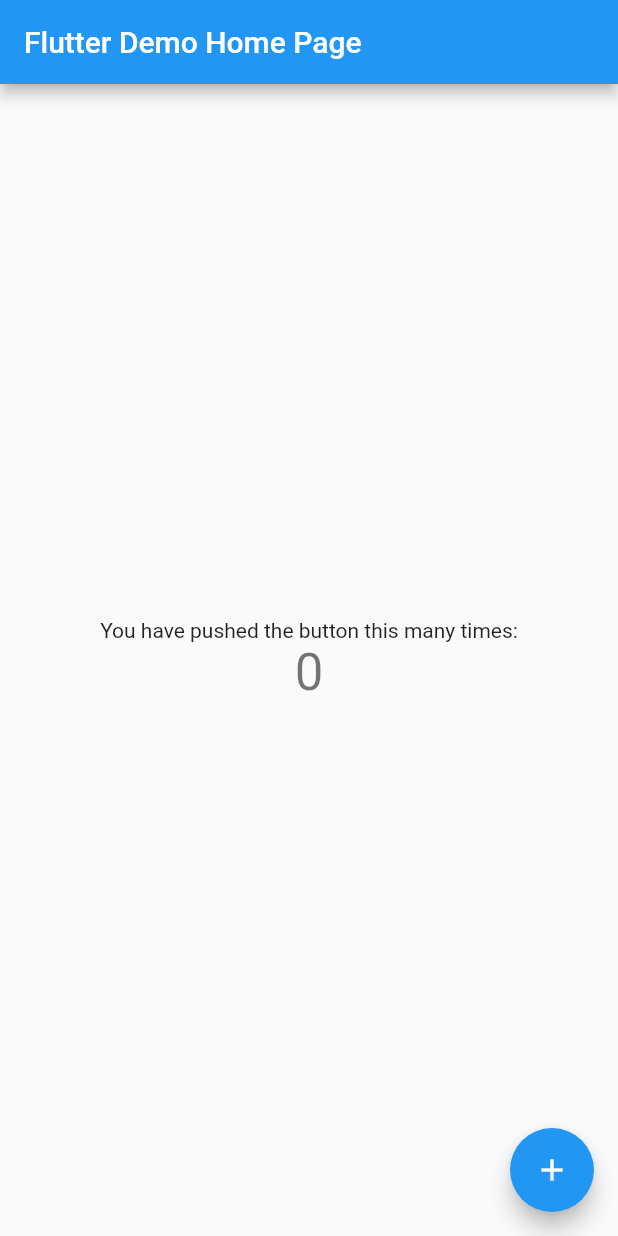
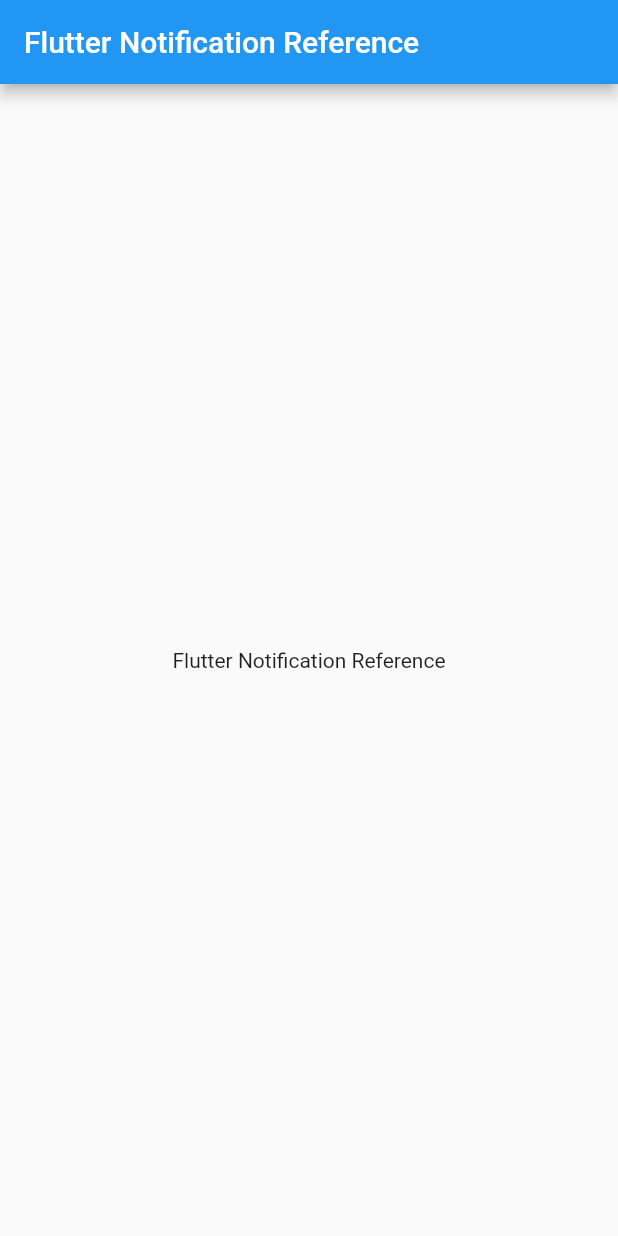
Before and after one commit to MohammedRahilAnsari/flutter_notifications, a Flutter app: the screen it shows after launch, on a phone screen of 412 x 824 dp. Run offline on Flutter 3.47's test engine with Material 2 defaults, Android fonts, the phone set to English and light mode, and no system bars; our stand-ins replace firebase_core, firebase_messaging; missing offline and left inert: app_settings; accounts and stored records are empty.

Commit message:
Added app_setting dependency which will handle notification permission, Added WidgetBinding in main.dart, Initialized firebase in main.dart, Added notification_service.dart class which is currently handling Notification permission in android and ios, Added function to fetch device token and refresh token.

```diff
--- a/lib/main.dart
+++ b/lib/main.dart
@@ -1,6 +1,13 @@
+import 'package:firebase_core/firebase_core.dart';
 import 'package:flutter/material.dart';
+import 'package:flutter_notification/screens/home_screen.dart';
 
-void main() {
+void main() async{
+  ///First we have to initialize widget binding
+  WidgetsFlutterBinding.ensureInitialized();
+
+  ///Initialize firebase and make this function async
+  await Firebase.initializeApp();
   runApp(const MyApp());
 }
 
@@ -11,105 +18,11 @@
   @override
   Widget build(BuildContext context) {
     return MaterialApp(
-      title: 'Flutter Demo',
+      title: 'Flutter Notification Reference',
       theme: ThemeData(
-        // This is the theme of your application.
-        //
-        // Try running your application with "flutter run". You'll see the
-        // application has a blue toolbar. Then, without quitting the app, try
-        // changing the primarySwatch below to Colors.green and then invoke
-        // "hot reload" (press "r" in the console where you ran "flutter run",
-        // or simply save your changes to "hot reload" in a Flutter IDE).
-        // Notice that the counter didn't reset back to zero; the application
-        // is not restarted.
         primarySwatch: Colors.blue,
       ),
-      home: const MyHomePage(title: 'Flutter Demo Home Page'),
+      home: const HomeScreen(),
     );
   }
 }
-
-class MyHomePage extends StatefulWidget {
-  const MyHomePage({super.key, required this.title});
-
-  // This widget is the home page of your application. It is stateful, meaning
-  // that it has a State object (defined below) that contains fields that affect
-  // how it looks.
-
-  // This class is the configuration for the state. It holds the values (in this
-  // case the title) provided by the parent (in this case the App widget) and
-  // used by the build method of the State. Fields in a Widget subclass are
-  // always marked "final".
-
-  final String title;
-
-  @override
-  State<MyHomePage> createState() => _MyHomePageState();
-}
-
-class _MyHomePageState extends State<MyHomePage> {
-  int _counter = 0;
-
-  void _incrementCounter() {
-    setState(() {
-      // This call to setState tells the Flutter framework that something has
-      // changed in this State, which causes it to rerun the build method below
-      // so that the display can reflect the updated values. If we changed
-      // _counter without calling setState(), then the build method would not be
-      // called again, and so nothing would appear to happen.
-      _counter++;
-    });
-  }
-
-  @override
-  Widget build(BuildContext context) {
-    // This method is rerun every time setState is called, for instance as done
-    // by the _incrementCounter method above.
-    //
-    // The Flutter framework has been optimized to make rerunning build methods
-    // fast, so that you can just rebuild anything that needs updating rather
-    // than having to individually change instances of widgets.
-    return Scaffold(
-      appBar: AppBar(
-        // Here we take the value from the MyHomePage object that was created by
-        // the App.build method, and use it to set our appbar title.
-        title: Text(widget.title),
-      ),
-      body: Center(
-        // Center is a layout widget. It takes a single child and positions it
-        // in the middle of the parent.
-        child: Column(
-          // Column is also a layout widget. It takes a list of children and
-          // arranges them vertically. By default, it sizes itself to fit its
-          // children horizontally, and tries to be as tall as its parent.
-          //
-          // Invoke "debug painting" (press "p" in the console, choose the
-          // "Toggle Debug Paint" action from the Flutter Inspector in Android
-          // Studio, or the "Toggle Debug Paint" command in Visual Studio Code)
-          // to see the wireframe for each widget.
-          //
-          // Column has various properties to control how it sizes itself and
-          // how it positions its children. Here we use mainAxisAlignment to
-          // center the children vertically; the main axis here is the vertical
-          // axis because Columns are vertical (the cross axis would be
-          // horizontal).
-          mainAxisAlignment: MainAxisAlignment.center,
-          children: <Widget>[
-            const Text(
-              'You have pushed the button this many times:',
-            ),
-            Text(
-              '$_counter',
-              style: Theme.of(context).textTheme.headlineMedium,
-            ),
-          ],
-        ),
-      ),
-      floatingActionButton: FloatingActionButton(
-        onPressed: _incrementCounter,
-        tooltip: 'Increment',
-        child: const Icon(Icons.add),
-      ), // This trailing comma makes auto-formatting nicer for build methods.
-    );
-  }
-}
--- /dev/null
+++ b/lib/screens/home_screen.dart
@@ -0,0 +1,36 @@
+import 'package:flutter/material.dart';
+
+import '../services/notification_service.dart';
+
+class HomeScreen extends StatefulWidget {
+  const HomeScreen({Key? key}) : super(key: key);
+
+  @override
+  State<HomeScreen> createState() => _HomeScreenState();
+}
+
+class _HomeScreenState extends State<HomeScreen> {
+  ///Creating instance for Notification Services.
+  NotificationService notificationService = NotificationService();
+
+  ///Once user is in homepage of the app they'll get permission request for Notification.
+  @override
+  void initState() {
+    super.initState();
+    notificationService.requestNotificationPermission();
+    notificationService.getDeviceToken();
+    notificationService.getRefreshToken();
+  }
+
+  @override
+  Widget build(BuildContext context) {
+    return Scaffold(
+      appBar: AppBar(
+        title: const Text('Flutter Notification Reference'),
+      ),
+      body: const Center(
+        child: Text('Flutter Notification Reference'),
+      ),
+    );
+  }
+}
--- a/pubspec.yaml
+++ b/pubspec.yaml
@@ -35,9 +35,9 @@
   # The following adds the Cupertino Icons font to your application.
   # Use with the CupertinoIcons class for iOS style icons.
   cupertino_icons: ^1.0.2
-  #below dependencies are used for flutter firebase notification
   firebase_core: ^2.9.0
   firebase_messaging: ^14.4.0
+  app_settings: ^4.2.0
   flutter_local_notifications: ^13.0.0
 
 dev_dependencies:
```
Also changed, not shown: lib/services/notification_service.dart (added, +58 -0 lines), pubspec.lock, 3 other files.
